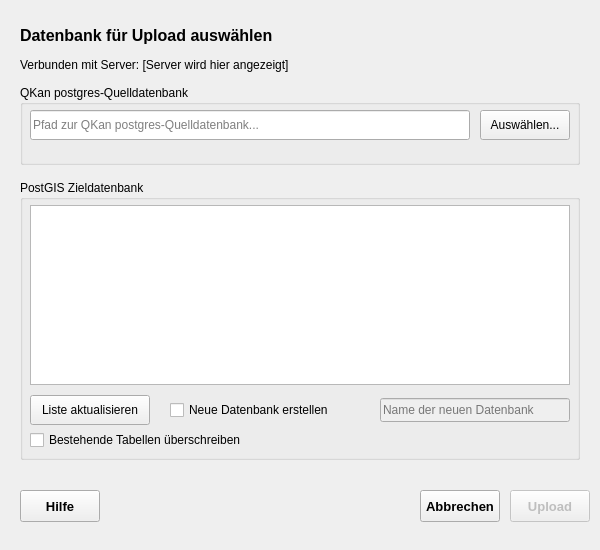
Qt form qkan/uploadPostgis/res/uploadPostgis_database_dialog.ui (SonkeHoffmann/QKan-1) before a commit.
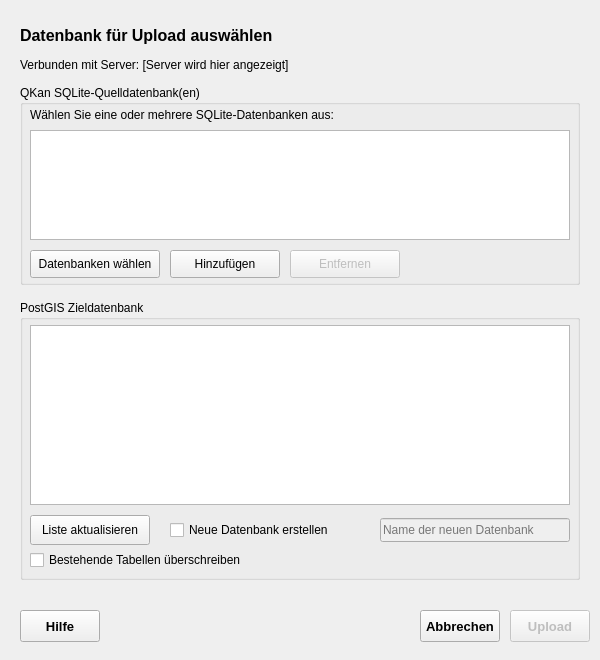
The same form after that commit.

Commit message:
added the function to upload more than one database at the same time
there was a problem with the m150porter. A function was defined without a fitting endpoint in the .ui, so now the function has an `if`

Patch:
```diff
--- a/qkan/uploadPostgis/res/uploadPostgis_database_dialog.ui
+++ b/qkan/uploadPostgis/res/uploadPostgis_database_dialog.ui
@@ -7,13 +7,13 @@
     <x>0</x>
     <y>0</y>
     <width>600</width>
-    <height>550</height>
+    <height>660</height>
    </rect>
   </property>
   <property name="minimumSize">
    <size>
     <width>600</width>
-    <height>550</height>
+    <height>660</height>
    </size>
   </property>
   <property name="font">
@@ -74,38 +74,98 @@
      <x>20</x>
      <y>85</y>
      <width>560</width>
-     <height>80</height>
+     <height>200</height>
     </rect>
    </property>
    <property name="title">
-    <string>QKan postgres-Quelldatenbank</string>
+    <string>QKan SQLite-Quelldatenbank(en)</string>
    </property>
    
-   <widget class="QLineEdit" name="le_database_file">
+   <widget class="QLabel" name="label_source_info">
     <property name="geometry">
      <rect>
       <x>10</x>
-      <y>25</y>
-      <width>440</width>
-      <height>30</height>
+      <y>20</y>
+      <width>540</width>
+      <height>20</height>
      </rect>
     </property>
-    <property name="placeholderText">
-     <string>Pfad zur QKan postgres-Quelldatenbank...</string>
+    <property name="text">
+     <string>Wählen Sie eine oder mehrere SQLite-Datenbanken aus:</string>
+    </property>
+   </widget>
+   
+   <widget class="QListWidget" name="listWidget_source_databases">
+    <property name="geometry">
+     <rect>
+      <x>10</x>
+      <y>45</y>
+      <width>540</width>
+      <height>110</height>
+     </rect>
+    </property>
+    <property name="selectionMode">
+     <enum>QAbstractItemView::ExtendedSelection</enum>
     </property>
    </widget>
    
    <widget class="QPushButton" name="pb_select_database">
     <property name="geometry">
      <rect>
-      <x>460</x>
-      <y>25</y>
-      <width>90</width>
-      <height>30</height>
+      <x>10</x>
+      <y>165</y>
+      <width>130</width>
+      <height>28</height>
      </rect>
     </property>
     <property name="text">
-     <string>Auswählen...</string>
+     <string>Datenbanken wählen</string>
+    </property>
+   </widget>
+   
+   <widget class="QPushButton" name="pb_add_database">
+    <property name="geometry">
+     <rect>
+      <x>150</x>
+      <y>165</y>
+      <width>110</width>
+      <height>28</height>
+     </rect>
+    </property>
+    <property name="text">
+     <string>Hinzufügen</string>
+    </property>
+   </widget>
+   
+   <widget class="QPushButton" name="pb_remove_database">
+    <property name="geometry">
+     <rect>
+      <x>270</x>
+      <y>165</y>
+      <width>110</width>
+      <height>28</height>
+     </rect>
+    </property>
+    <property name="text">
+     <string>Entfernen</string>
+    </property>
+    <property name="enabled">
+     <bool>false</bool>
+    </property>
+   </widget>
+   
+   <!-- Verstecktes Feld für Abwärtskompatibilität -->
+   <widget class="QLineEdit" name="le_database_file">
+    <property name="geometry">
+     <rect>
+      <x>400</x>
+      <y>165</y>
+      <width>0</width>
+      <height>0</height>
+     </rect>
+    </property>
+    <property name="visible">
+     <bool>false</bool>
     </property>
    </widget>
   </widget>
@@ -114,7 +174,7 @@
    <property name="geometry">
     <rect>
      <x>20</x>
-     <y>180</y>
+     <y>300</y>
      <width>560</width>
      <height>280</height>
     </rect>
@@ -198,7 +258,7 @@
    <property name="geometry">
     <rect>
      <x>20</x>
-     <y>490</y>
+     <y>610</y>
      <width>80</width>
      <height>32</height>
     </rect>
@@ -220,7 +280,7 @@
    <property name="geometry">
     <rect>
      <x>420</x>
-     <y>490</y>
+     <y>610</y>
      <width>80</width>
      <height>32</height>
     </rect>
@@ -242,7 +302,7 @@
    <property name="geometry">
     <rect>
      <x>510</x>
-     <y>490</y>
+     <y>610</y>
      <width>80</width>
      <height>32</height>
     </rect>
```
The commit also changes 3 other files.
